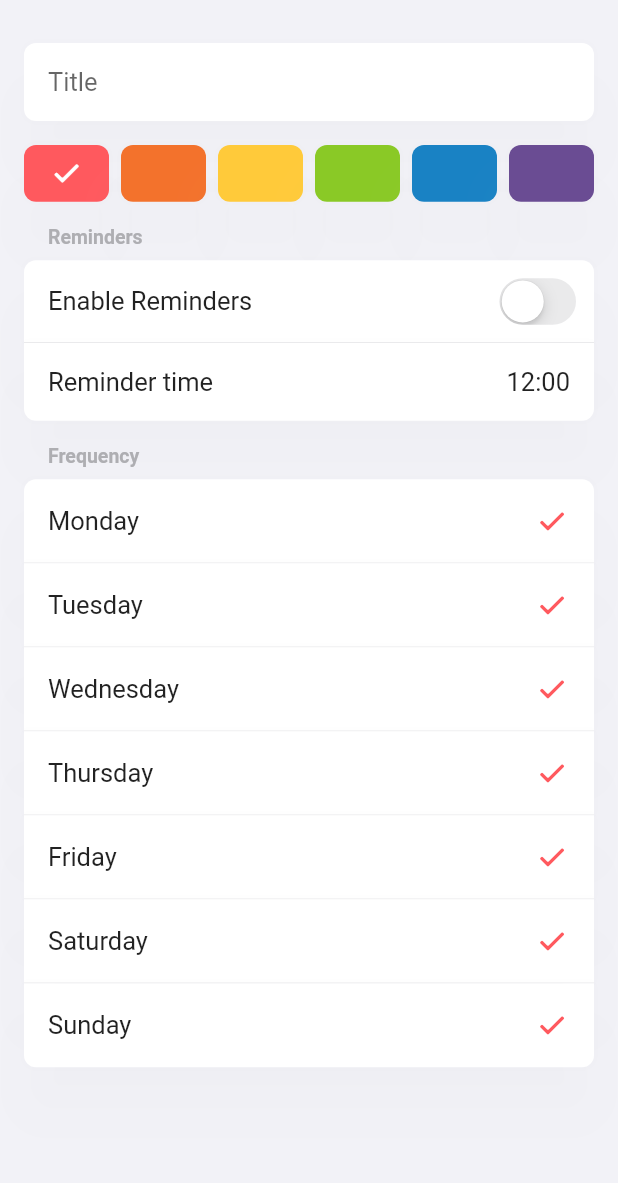
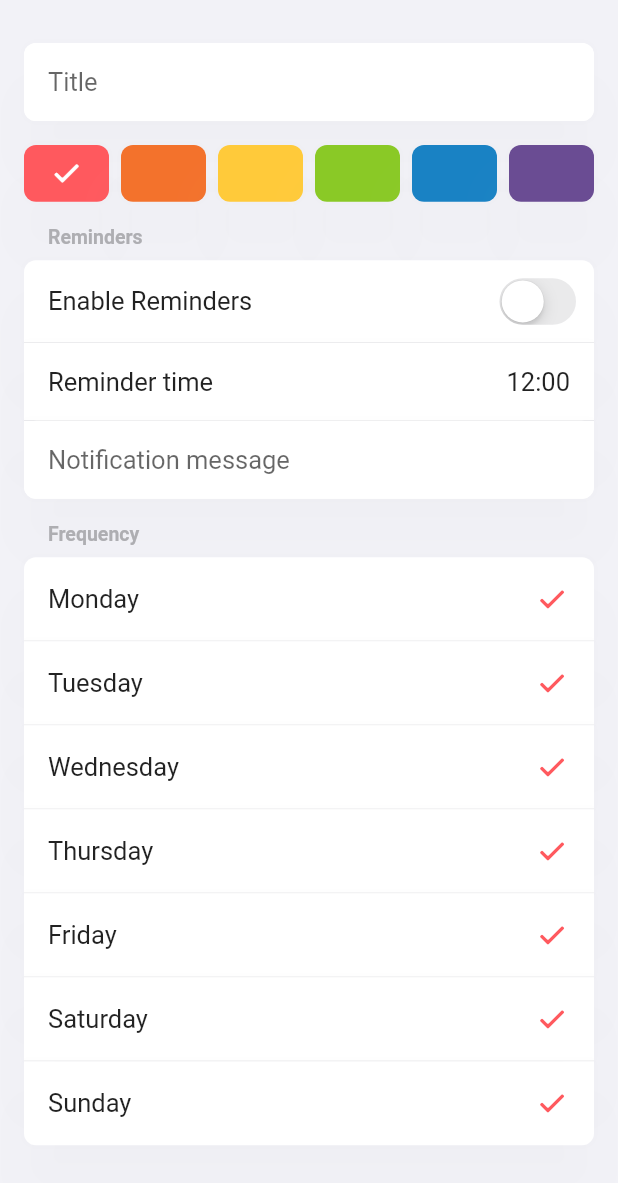
Before and after one commit to JackWRadford/habit-tracker, a Flutter app: the AddEditHabitView screen opened directly, on a phone screen of 412 x 824 dp, the part 53-1236 px from its top. Run offline on Flutter 3.47's test engine with Material 2 defaults, Android fonts, the phone set to English and light mode, and no system bars; our stand-ins replace fl_chart, flutter_local_notifications, flutter_native_timezone, get_it, in_app_purchase, in_app_review and 2 more; accounts and stored records are empty; generated files the repository leaves out were written again.

Commit message:
Added notification message input

```diff
--- a/lib/core/models/habit.dart
+++ b/lib/core/models/habit.dart
@@ -14,6 +14,7 @@ class Habit {
   ChartPeriod chartPeriod = ChartPeriod.year;
   DateTime notiTime = DateTime(2022, 3, 1, 12, 0); // Only time is used
   bool notiToggle = false;
+  String notiBody = '';
 
   /// List of last 7 habitDays
   List<HabitDay> lastWeek = [];
@@ -40,6 +41,7 @@ class Habit {
       'chartPeriod': chartPeriod.index,
       'notiTime': notiTime.toIso8601String(),
       'notiToggle': (notiToggle) ? 1 : 0,
+      'notiBody': notiBody,
     };
   }
 
@@ -64,6 +66,7 @@ class Habit {
         ? DateTime.parse(map['notiTime'])
         : DateTime(2022, 3, 1, 12, 0);
     notiToggle = (map['notiToggle'] == 1);
+    notiBody = (map['notiBody'] != null) ? map['notiBody'] : '';
   }
 
   /// Convert from color [c] to int
--- a/lib/core/providers/add_edit_habit_model.dart
+++ b/lib/core/providers/add_edit_habit_model.dart
@@ -20,6 +20,9 @@ class AddEditHabitModel extends BaseModel {
   DateTime currentTime = _defaultTime;
 
   bool notiToggle = false;
+
+  /// Notification body text
+  String notiBody = '';
 
   /// Color currently selected
   Color selectedColor = myRed;
--- a/lib/core/services/database_api.dart
+++ b/lib/core/services/database_api.dart
@@ -24,6 +24,7 @@ const String _colPos = 'pos';
 const String _colChartPeriod = 'chartPeriod';
 const String _colNotiTime = 'notiTime';
 const String _colNotiToggle = 'notiToggle';
+const String _colNotiBody = 'notiBody';
 
 /// List of all [_tableHabits] columns
 final List<String>? _habitsColumns = [
@@ -42,6 +43,7 @@ final List<String>? _habitsColumns = [
   _colChartPeriod,
   _colNotiTime,
   _colNotiToggle,
+  _colNotiBody,
 ];
 
 // Day table name and columns
@@ -103,6 +105,7 @@ Map<int, String> _migrationScripts = {
   7: 'ALTER TABLE $_tableHabits ADD COLUMN $_colChartPeriod INTEGER',
   8: 'ALTER TABLE $_tableHabits ADD COLUMN $_colNotiTime TEXT',
   9: 'ALTER TABLE $_tableHabits ADD COLUMN $_colNotiToggle INTEGER',
+  10: 'ALTER TABLE $_tableHabits ADD COLUMN $_colNotiBody TEXT',
 };
 
 /// Database instance
--- a/lib/core/services/notification_service.dart
+++ b/lib/core/services/notification_service.dart
@@ -95,6 +95,7 @@ class NotificationService {
   ///
   /// Used when updaing, notiTime, notiToggle, title, requiredDays, deleting
   Future<void> scheduleHabitNoti(Habit habit) async {
+    String bodyStr = habit.notiBody;
     // Generate id from habit id [hTd] and weekday [wd] number
     int _getNotiId(int hId, int wd) {
       return int.parse('$hId$wd');
@@ -113,7 +114,7 @@ class NotificationService {
               _getNotiId(habit.id!, i),
               _lastWeekday(habit.notiTime, i + 1),
               habit.title,
-              'Let\'s get it done!');
+              (bodyStr == '') ? 'Let\'s get it done!' : bodyStr);
         }
       }
     }
--- a/lib/ui/views/add_edit_habit_view.dart
+++ b/lib/ui/views/add_edit_habit_view.dart
@@ -68,6 +68,7 @@ class _AddEditHabitViewState extends State<AddEditHabitView> {
     h.requiredDays = _addEditHabitModel.selectedDays;
     h.notiTime = _addEditHabitModel.selectedTime;
     h.notiToggle = _addEditHabitModel.notiToggle;
+    h.notiBody = _addEditHabitModel.notiBody;
   }
 
   @override
@@ -156,7 +157,7 @@ class _AddEditHabitViewState extends State<AddEditHabitView> {
               UIHelper.verticalSpaceMedium(),
               // Colour select
               const ColorSelect(),
-              const NotiSection(),
+              NotiSection(habit: widget.habit),
               // Day select
               const DaysSelect(),
               (widget.habit != null)
--- a/lib/ui/widgets/add_edit_habit_view/noti_section.dart
+++ b/lib/ui/widgets/add_edit_habit_view/noti_section.dart
@@ -2,16 +2,26 @@ import 'package:flutter/cupertino.dart';
 import 'package:flutter/material.dart';
 import 'package:flutter_gen/gen_l10n/app_localizations.dart';
 import 'package:habit_tracker/core/enums/settings_pos.dart';
+import 'package:habit_tracker/core/models/habit.dart';
 import 'package:habit_tracker/core/providers/add_edit_habit_model.dart';
 import 'package:habit_tracker/ui/widgets/shared/my_custom_alert_dialog.dart';
+import 'package:habit_tracker/ui/widgets/shared/section_input.dart';
 import 'package:habit_tracker/ui/widgets/shared/section_label.dart';
 import 'package:habit_tracker/ui/widgets/shared/section_time_date_picker.dart';
 import 'package:habit_tracker/ui/widgets/shared/section_toggle.dart';
 import 'package:provider/provider.dart';
 
 /// NotiTime and NotiToggle options
-class NotiSection extends StatelessWidget {
-  const NotiSection({Key? key}) : super(key: key);
+class NotiSection extends StatefulWidget {
+  final Habit? habit;
+  const NotiSection({Key? key, required this.habit}) : super(key: key);
+
+  @override
+  State<NotiSection> createState() => _NotiSectionState();
+}
+
+class _NotiSectionState extends State<NotiSection> {
+  final TextEditingController _controllerBody = TextEditingController();
 
   /// Used to pad strings in [timeStr]
   String _twoDigits(int n) => n.toString().padLeft(2, "0");
@@ -19,6 +29,17 @@ class NotiSection extends StatelessWidget {
   /// Format time into hh:mm
   String timeStr(DateTime time) {
     return '${_twoDigits(time.hour)}:${_twoDigits(time.minute)}';
+  }
+
+  @override
+  void initState() {
+    // Set noti body if habit is not null
+    if (widget.habit != null) {
+      if (widget.habit!.notiBody.isNotEmpty) {
+        _controllerBody.text = widget.habit!.notiBody;
+      }
+    }
+    super.initState();
   }
 
   @override
@@ -40,7 +61,7 @@ class NotiSection extends StatelessWidget {
         // Notificaiton Time selected
         SectionTimeDatePicker(
           label: AppLocalizations.of(context)!.reminderTime,
-          pos: SettingsPos.bottom,
+          pos: SettingsPos.middle,
           onTap: () {
             showDialog(
               context: context,
@@ -67,6 +88,22 @@ class NotiSection extends StatelessWidget {
           },
           value: timeStr(Provider.of<AddEditHabitModel>(context).selectedTime),
         ),
+        // Notification body input
+        SectionInput(
+            pos: SettingsPos.bottom,
+            textEditingController: _controllerBody,
+            maxLength: null,
+            maxLines: 1,
+            suffix: null,
+            hintText: 'Notification message',
+            textInputType: TextInputType.text,
+            validator: (value) {},
+            onSaved: (value) {},
+            onChanged: (value) {
+              // Update value
+              _addEditModel.notiBody = value as String;
+            },
+            textAlign: TextAlign.left),
       ],
     );
   }
--- a/lib/ui/widgets/shared/section_input.dart
+++ b/lib/ui/widgets/shared/section_input.dart
@@ -44,7 +44,7 @@ class SectionInput extends StatelessWidget {
     return SectionElement(
       pos: pos,
       hasIndent: false,
-      color: Colors.transparent,
+      color: null,
       child: TextFormField(
         onChanged: onChanged,
         onFieldSubmitted: onFieldSubmitted,
```
